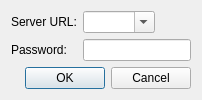
networkoptix/nx_open, file client/src/ui/dialogs/join_other_system_dialog.ui: the form before one commit.
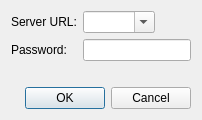
The form after the commit.

Commit message:
easier message in join system dialog
<==== Mercurial data ====>
Branch: network_issues

Patch:
```diff
--- a/client/src/ui/dialogs/join_other_system_dialog.ui
+++ b/client/src/ui/dialogs/join_other_system_dialog.ui
@@ -6,15 +6,15 @@
    <rect>
     <x>0</x>
     <y>0</y>
-    <width>308</width>
-    <height>92</height>
+    <width>304</width>
+    <height>112</height>
    </rect>
   </property>
   <layout class="QFormLayout" name="formLayout">
    <property name="sizeConstraint">
     <enum>QLayout::SetFixedSize</enum>
    </property>
-   <item row="2" column="0" colspan="2">
+   <item row="3" column="0" colspan="2">
     <widget class="QDialogButtonBox" name="buttonBox">
      <property name="orientation">
       <enum>Qt::Horizontal</enum>
@@ -58,6 +58,13 @@
      </property>
     </widget>
    </item>
+   <item row="2" column="0" colspan="2">
+    <widget class="QLabel" name="label">
+     <property name="text">
+      <string/>
+     </property>
+    </widget>
+   </item>
   </layout>
  </widget>
  <resources/>
```
Left out of the diff: 3 changed lines with no effect on the pictures. The commit also changes 1 other file.
